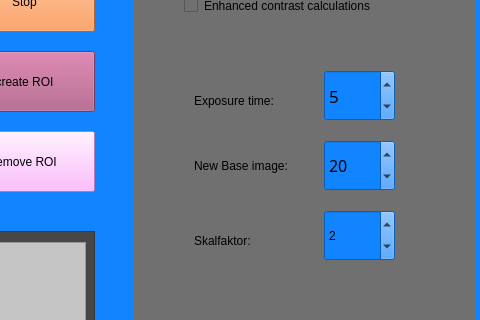
Fridanylund/LSI, file LSI Project GUI/LSI Project GUI/LSIProjectGUI.ui: the form before one commit; both pictures show x 766 to 1246 and y 189 to 509 of the 1246 by 704 pixel window.
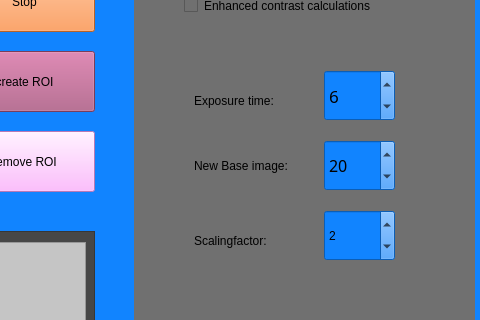
The form after the commit. The open tabs and pages were chosen to show the change. Custom widgets are drawn as their Qt base class.

```diff
--- a/LSI Project GUI/LSI Project GUI/LSIProjectGUI.ui
+++ b/LSI Project GUI/LSI Project GUI/LSIProjectGUI.ui
@@ -366,7 +366,7 @@
        <double>1.000000000000000</double>
       </property>
       <property name="value">
-       <double>5.000000000000000</double>
+       <double>6.000000000000000</double>
       </property>
      </widget>
      <widget class="QLabel" name="error_LASCA_label">
@@ -484,7 +484,7 @@
 </string>
       </property>
       <property name="text">
-       <string>Skalfaktor: </string>
+       <string>Scalingfactor: </string>
       </property>
      </widget>
      <widget class="QSpinBox" name="scaling_spinBox">
```
Left out of the diff: 15 changed lines with no effect on the pictures.
